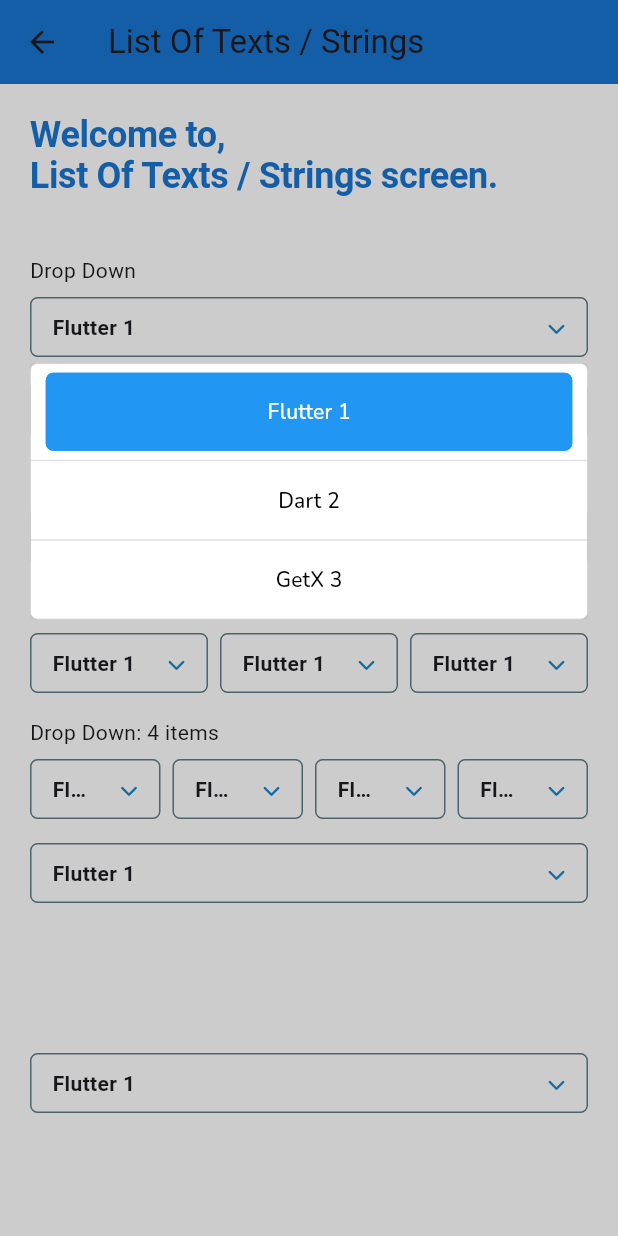
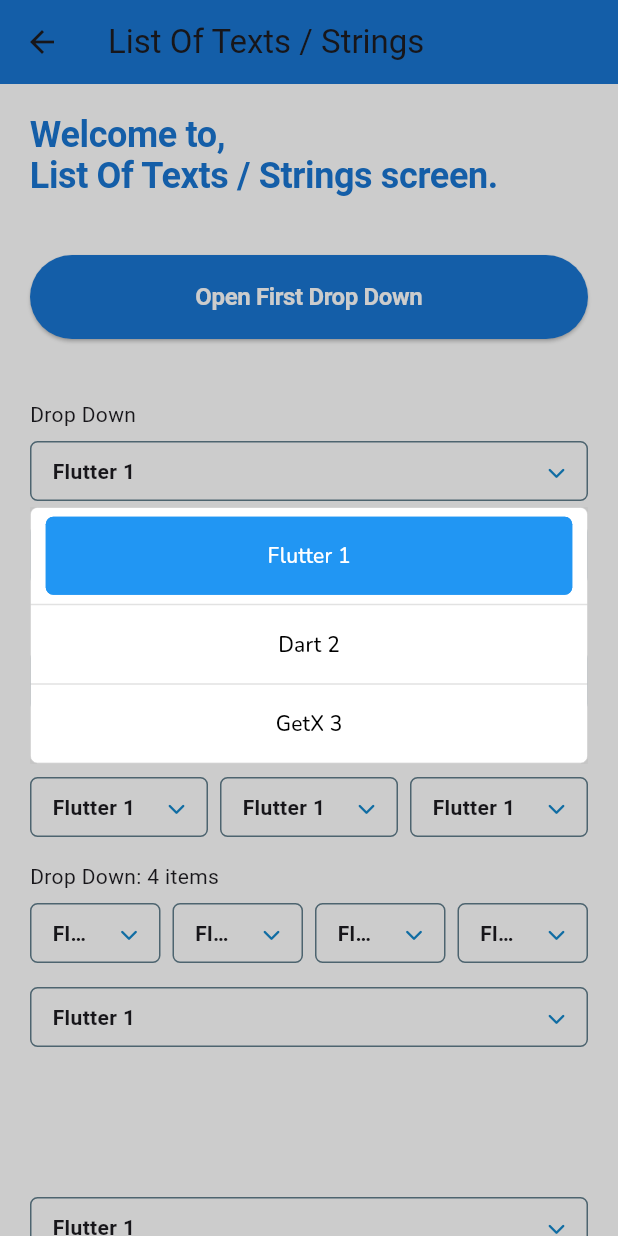
Before and after one commit to hamzamirai/mirai_dropdown_menu, a Flutter app: the ListOfStringScreen screen opened directly, after a tap on "Flutter 1", on a phone screen of 412 x 824 dp. Run offline on Flutter 3.47's test engine with Material 3 defaults, Android fonts, the phone set to English and light mode, and no system bars; our stand-ins replace font_awesome_flutter, google_fonts, substring_highlight.

Commit message:
Made showDropDownMenu public.

```diff
--- a/example/lib/app/screens/list_of_strings_screen/list_of_strings_screen.dart
+++ b/example/lib/app/screens/list_of_strings_screen/list_of_strings_screen.dart
@@ -49,6 +49,9 @@
   late ValueNotifier<String> valueNotifierEighth;
   late ValueNotifier<String> valueNotifierNinth;
   late ValueNotifier<String> valueNotifierTenth;
+
+  GlobalKey<MiraiDropDownMenuState<String?>> firstDropdownGlobalKey =
+      GlobalKey<MiraiDropDownMenuState<String?>>();
 
   @override
   void initState() {
@@ -137,12 +140,31 @@
                 ),
           ),
           const SizedBox(height: 40),
+          ElevatedButton(
+            onPressed: () {
+              firstDropdownGlobalKey.currentState?.showDropDownMenu();
+            },
+            style: ElevatedButton.styleFrom(
+              backgroundColor: Theme.of(context).primaryColorDark,
+              minimumSize: const Size(double.infinity, 56),
+            ),
+            child: Text(
+              'Open First Drop Down',
+              style: Theme.of(context).textTheme.displayLarge?.copyWith(
+                    fontSize: 16,
+                    fontWeight: FontWeight.w600,
+                    color: Colors.white,
+                  ),
+            ),
+          ),
+          const SizedBox(height: 40),
           const Text('Drop Down'),
           const SizedBox(height: 8),
           MiraiDropdownWidget<String>(
+            dropdownKey: firstDropdownGlobalKey,
             valueNotifier: valueNotifierZero,
-           // showOtherAndItsTextField: true,
-           // showSearchTextField: true,
+            // showOtherAndItsTextField: true,
+            // showSearchTextField: true,
             otherOnFieldSubmitted: (String value) {
               miraiPrint('otherOnFieldSubmitted $value');
             },
--- a/example/lib/app/widgets/mirai_dropdown_list_of_strings_widget.dart
+++ b/example/lib/app/widgets/mirai_dropdown_list_of_strings_widget.dart
@@ -10,6 +10,7 @@
 class MiraiDropdownWidget<String> extends StatelessWidget {
   const MiraiDropdownWidget({
     super.key,
+    this.dropdownKey,
     required this.valueNotifier,
     required this.itemWidgetBuilder,
     required this.children,
@@ -32,6 +33,7 @@
     this.otherMargin,
   });
 
+  final Key? dropdownKey;
   final ValueNotifier<String> valueNotifier;
   final MiraiDropdownBuilder<String> itemWidgetBuilder;
   final EdgeInsetsGeometry? itemMargin;
@@ -57,7 +59,7 @@
   @override
   Widget build(BuildContext context) {
     return MiraiDropDownMenu<String>(
-      key: UniqueKey(),
+      key: dropdownKey ?? UniqueKey(),
       enable: true,
       space: 4,
       showMode: showMode,
--- a/lib/src/mirai_dropdown_menu.dart
+++ b/lib/src/mirai_dropdown_menu.dart
@@ -159,10 +159,10 @@
                 miraiPrint('BeforeWait');
                 await 500.waitForMilliseconds();
                 miraiPrint('AfterWait');
-                _showDropDownMenu();
+                showDropDownMenu();
                 miraiPrint('_showDropDownMenuCalled');
               } else {
-                _showDropDownMenu();
+                showDropDownMenu();
                 miraiPrint('_showDropDownMenuCalled');
               }
             }
@@ -171,7 +171,7 @@
     );
   }
 
-  void _showDropDownMenu() {
+  void showDropDownMenu() {
     /// Find RenderBox object
     RenderBox renderBox =
         (widget.child.key as GlobalKey).currentContext?.findRenderObject() as RenderBox;
--- a/pubspec.yaml
+++ b/pubspec.yaml
@@ -1,6 +1,6 @@
 name: mirai_dropdown_menu
 description: MiraiDevs developed the Mirai Dropdown Menu Package. Using this package, you can set a static list of objects or a list you have downloaded from an API.
-version: 0.0.8
+version: 0.0.8+1
 
 homepage: https://github.com/devhch/mirai_dropdown_menu
 
```
Also changed, not shown: example/pubspec.lock, 6 other files.
